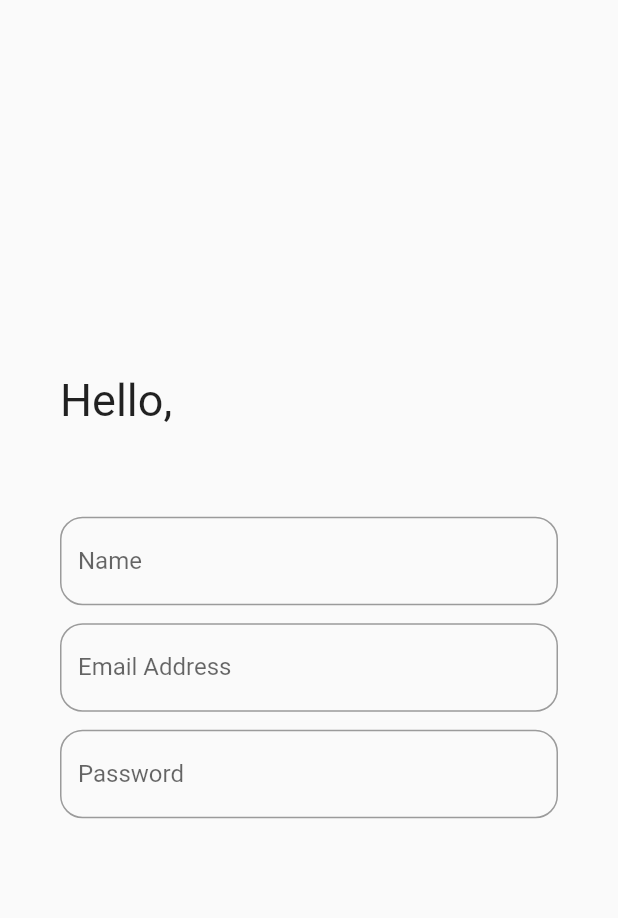
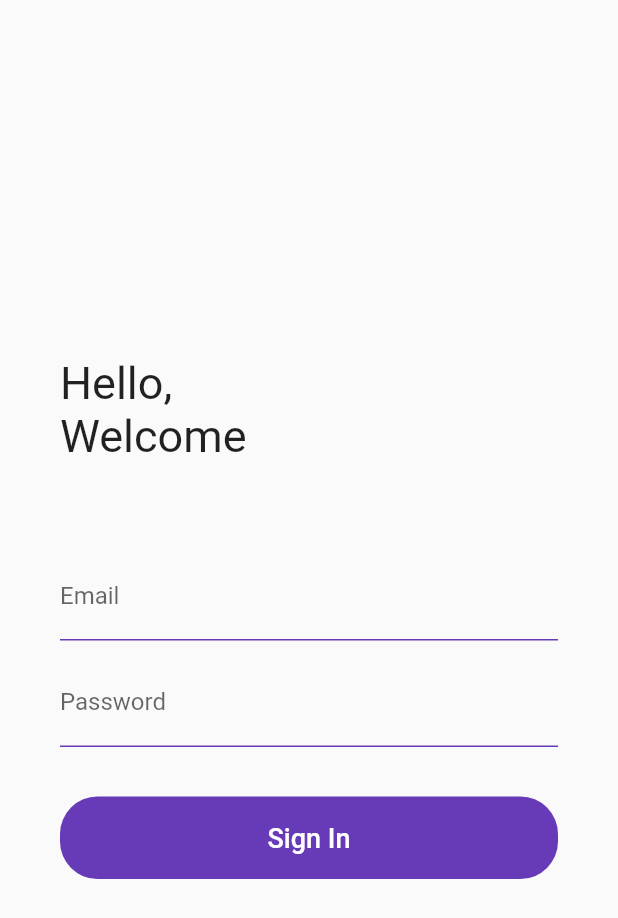
Before and after one commit to dna2121/Consume_20190140082, a Flutter app: the screen it shows after launch, on a phone screen of 412 x 824 dp. Shown: the top 918 px of the screen. Run offline on Flutter 3.47's test engine with Material 2 defaults, Android fonts, the phone set to English and light mode, and no system bars.

Commit message:
sign in form

```diff
--- a/lib/home.dart
+++ b/lib/home.dart
@@ -8,7 +8,6 @@ class HomePage extends StatelessWidget {
     return SafeArea(
       child: Scaffold(
         body: Container(
-          //color: Colors.red,
           margin: const EdgeInsets.all(40),
           child: Column(
             mainAxisAlignment: MainAxisAlignment.center,
@@ -16,42 +15,62 @@ class HomePage extends StatelessWidget {
               Column(
                 crossAxisAlignment: CrossAxisAlignment.start,
                 children: [
-                  const Text(
+                  Container(
+                    margin: const EdgeInsets.only(bottom: 60),
+                    child: Column(
+                      crossAxisAlignment: CrossAxisAlignment.start,
+                      children: const [
+                        Text(
                           "Hello,",
                           style: TextStyle(fontSize: 30),
                         ),
-                  const SizedBox(
-                    height: 60,
+                        Text(
+                          "Welcome",
+                          style: TextStyle(fontSize: 30),
+                        ),
+                      ],
+                    ),
                   ),
                   TextFormField(
-                    decoration: InputDecoration(
-                        border: OutlineInputBorder(
-                          borderRadius: BorderRadius.circular(15),
+                    decoration: const InputDecoration(
+                      labelText: "Email",
+                      enabledBorder: UnderlineInputBorder(
+                          borderSide: BorderSide(color: Colors.deepPurple)),
                     ),
-                        labelText: "Name"),
                   ),
                   const SizedBox(
                     height: 12,
                   ),
                   TextFormField(
-                    decoration: InputDecoration(
-                        border: OutlineInputBorder(
-                          borderRadius: BorderRadius.circular(15),
+                    decoration: const InputDecoration(
+                      labelText: "Password",
+                      enabledBorder: UnderlineInputBorder(
+                          borderSide: BorderSide(color: Colors.deepPurple)),
                     ),
-                        labelText: "Email Address"),
                   ),
                   const SizedBox(
-                    height: 12,
+                    height: 33,
                   ),
-                  TextFormField(
-                    decoration: InputDecoration(
-                        border: OutlineInputBorder(
-                          borderRadius: BorderRadius.circular(15),
+                  Container(
+                    width: double.infinity,
+                    height: 55,
+                    child: TextButton(
+                      onPressed: () {},
+                      style: ButtonStyle(
+                        shape:
+                            MaterialStateProperty.all<RoundedRectangleBorder>(
+                          RoundedRectangleBorder(
+                            borderRadius: BorderRadius.circular(25),
                           ),
-                        labelText: "Password"),
                         ),
-                  const SizedBox(
-                    height: 29,
+                        backgroundColor:
+                            MaterialStateProperty.all<Color>(Colors.deepPurple),
+                      ),
+                      child: const Text(
+                        "Sign In",
+                        style: TextStyle(color: Colors.white, fontSize: 18),
+                      ),
+                    ),
                   ),
                 ],
               ),
```
Lines whose indentation alone changed are shown as unchanged.
